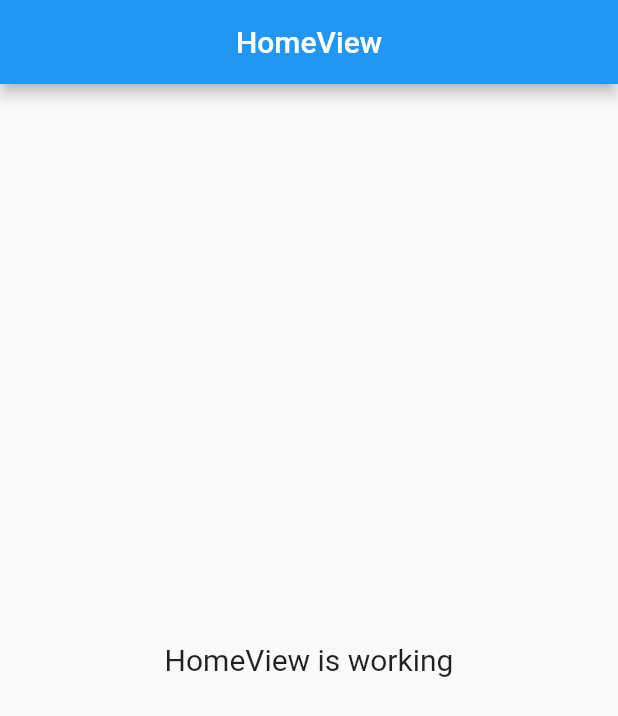
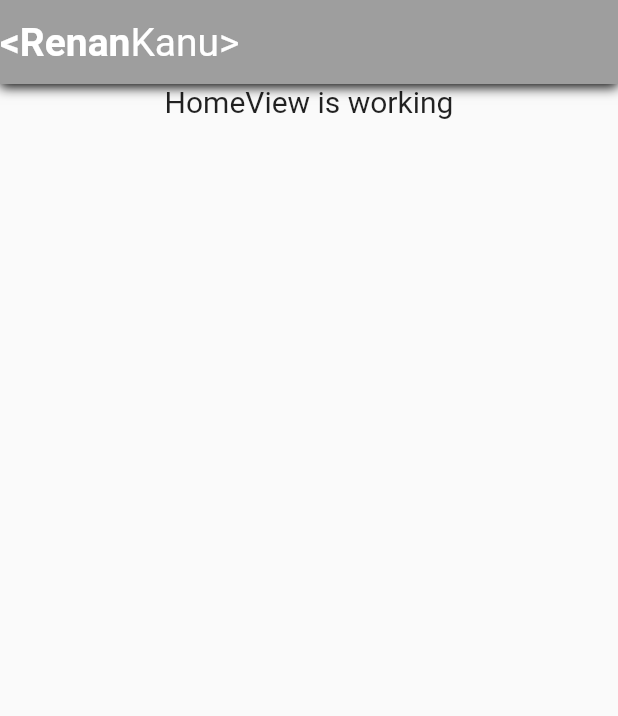
Before and after one commit to renankanu/me, a Flutter app: the screen it shows after launch, on a phone screen of 412 x 824 dp. Shown: the top 716 px of the screen. Run offline on Flutter 3.47's test engine with Material 2 defaults, Android fonts, the phone set to English and light mode, and no system bars; our stand-ins replace get, url_strategy.

Commit message:
create appbar

```diff
--- a/lib/app/modules/home/views/home_view.dart
+++ b/lib/app/modules/home/views/home_view.dart
@@ -1,6 +1,7 @@
 import 'package:flutter/material.dart';
 
 import 'package:get/get.dart';
+import 'package:me/app/widgets/custom_app_bar.dart';
 
 import '../controllers/home_controller.dart';
 
@@ -8,15 +9,16 @@ class HomeView extends GetView<HomeController> {
   @override
   Widget build(BuildContext context) {
     return Scaffold(
-      appBar: AppBar(
-        title: Text('HomeView'),
-        centerTitle: true,
-      ),
-      body: Center(
-        child: Text(
-          'HomeView is working',
-          style: TextStyle(fontSize: 20),
-        ),
+      body: Column(
+        children: [
+          CustomAppBar(),
+          Center(
+            child: Text(
+              'HomeView is working',
+              style: TextStyle(fontSize: 20),
+            ),
+          ),
+        ],
       ),
     );
   }
--- /dev/null
+++ b/lib/app/widgets/custom_app_bar.dart
@@ -0,0 +1,43 @@
+import 'package:flutter/material.dart';
+
+class CustomAppBar extends StatelessWidget {
+  const CustomAppBar({Key? key}) : super(key: key);
+
+  @override
+  Widget build(BuildContext context) {
+    var height = AppBar().preferredSize.height;
+    return Container(
+      height: height,
+      decoration: BoxDecoration(
+        color: Colors.grey,
+        boxShadow: [
+          BoxShadow(
+              color: Colors.black, offset: Offset(0.0, 2.0), blurRadius: 6.0)
+        ],
+      ),
+      child: Row(
+        children: [
+          RichText(
+            text: TextSpan(
+              text: '<Renan',
+              style: TextStyle(
+                  color: Colors.white,
+                  fontWeight: FontWeight.w600,
+                  fontSize: 26),
+              children: <TextSpan>[
+                TextSpan(
+                  text: 'Kanu>',
+                  style: TextStyle(
+                    color: Colors.white,
+                    fontWeight: FontWeight.w400,
+                    fontSize: 26,
+                  ),
+                )
+              ],
+            ),
+          ),
+        ],
+      ),
+    );
+  }
+}
```
